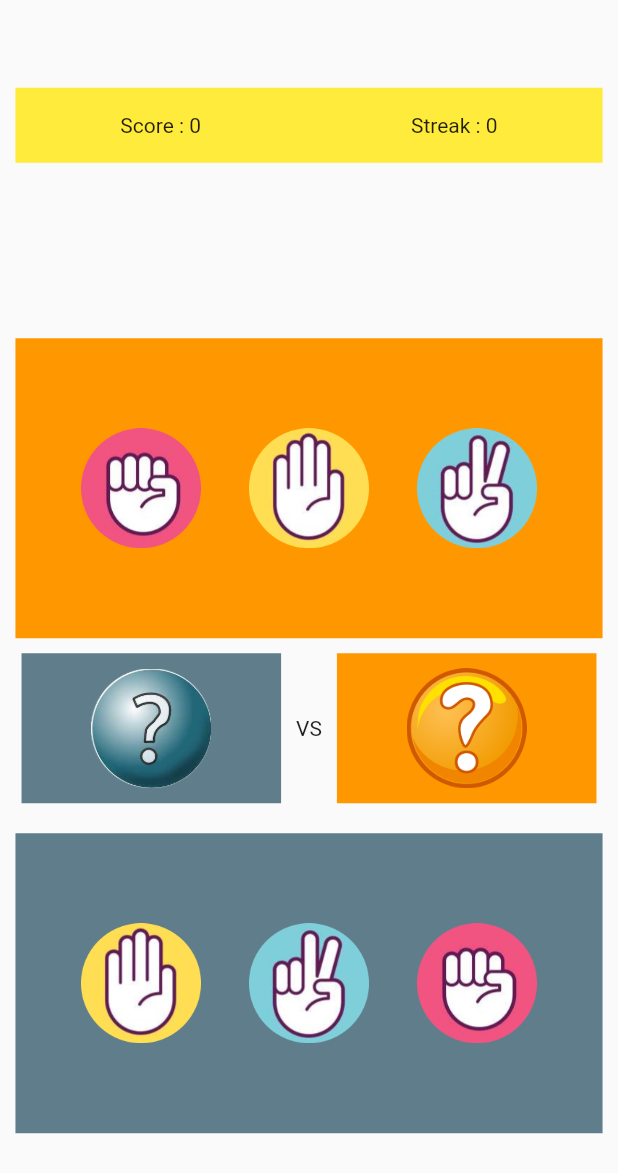
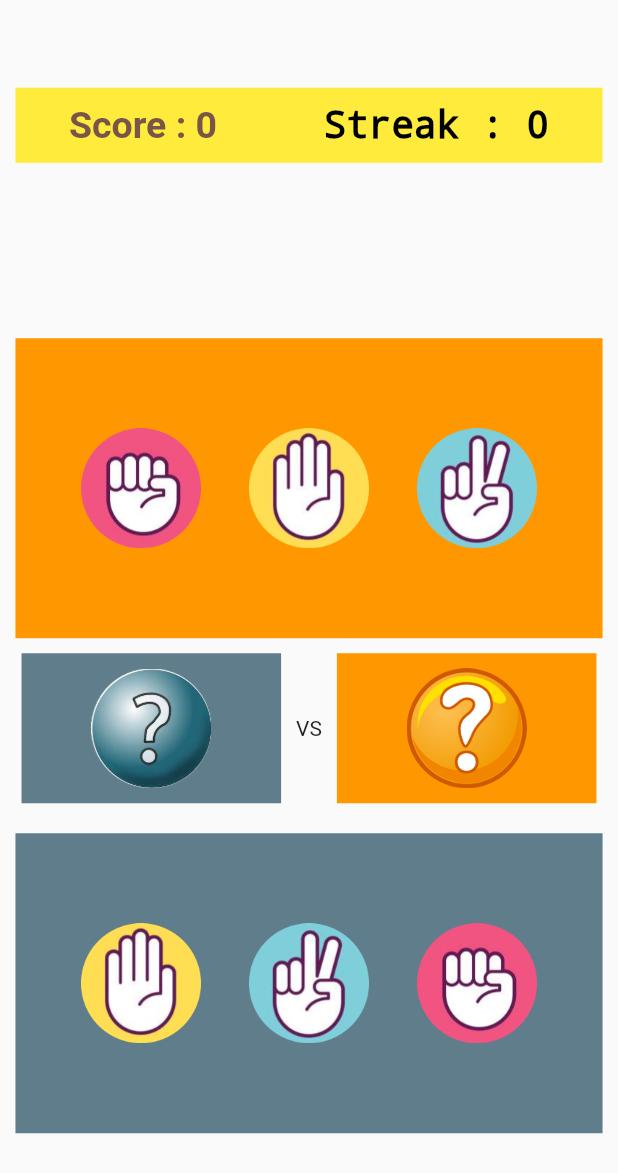
Before and after one commit to aryanPokharel/Scissor-Paper-Rock, a Flutter app: the SinglePlayer screen opened by its route, on a phone screen of 412 x 824 dp. Shown: the top 1173 px of the screen. Run offline on Flutter 3.47's test engine with Material 2 defaults, Android fonts, the phone set to English and light mode, and no system bars; Roboto replaces fonts that are missing (Segoe UI).

Commit message:
score and streak font update

```diff
--- a/lib/screens/SinglePlayer.dart
+++ b/lib/screens/SinglePlayer.dart
@@ -79,8 +79,24 @@ class _SinglePlayerState extends State<SinglePlayer> {
               child: Row(
                 mainAxisAlignment: MainAxisAlignment.spaceAround,
                 children: [
-                  Text("Score : $playerScore"),
-                  Text("Streak : $streak")
+                  Text(
+                    "Score : $playerScore",
+                    style: const TextStyle(
+                      fontFamily: 'Segoe UI',
+                      fontSize: 25.0,
+                      color: Colors.brown,
+                      fontWeight: FontWeight.bold,
+                    ),
+                  ),
+                  Text(
+                    "Streak : $streak",
+                    style: const TextStyle(
+                      fontFamily: 'Courier New',
+                      fontSize: 25.0,
+                      color: Colors.black,
+                      fontWeight: FontWeight.bold,
+                    ),
+                  )
                 ],
               ),
             ),
```
